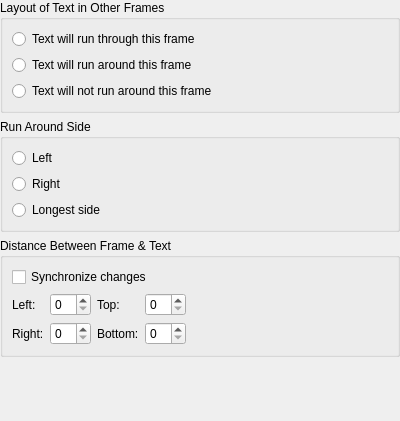
Old version of the form kword/part/dialog/KWFrameRunaroundProperties.ui in the repository KDE/calligra.
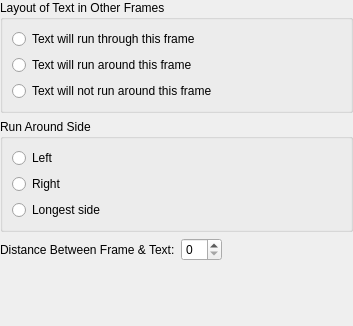
New version of the form.

Commit message: Cleanup the new API for showing config panels during shape-creation. * Add Geometry dialog * Add runaround dialog * Sort the panels to show the best one first (app specified) * Allow better repainting of textshapes

```diff
--- a/kword/part/dialog/KWFrameRunaroundProperties.ui
+++ b/kword/part/dialog/KWFrameRunaroundProperties.ui
@@ -8,8 +8,8 @@
    <rect>
     <x>0</x>
     <y>0</y>
-    <width>400</width>
-    <height>421</height>
+    <width>353</width>
+    <height>326</height>
    </rect>
   </property>
   <property name="windowTitle" >
@@ -95,91 +95,40 @@
     </widget>
    </item>
    <item>
-    <widget class="QGroupBox" name="groupBox_5" >
-     <property name="title" >
-      <string>Distance Between Frame &amp;&amp; Text</string>
-     </property>
-     <layout class="QGridLayout" >
+    <layout class="QHBoxLayout" >
       <property name="margin" >
-       <number>9</number>
+      <number>0</number>
       </property>
       <property name="spacing" >
        <number>6</number>
       </property>
-      <item rowspan="2" row="1" column="4" >
+     <item>
+      <widget class="QLabel" name="label_5" >
+       <property name="text" >
+        <string>Distance Between Frame &amp;&amp; Text:</string>
+       </property>
+       <property name="buddy" >
+        <cstring>distance</cstring>
+       </property>
+      </widget>
+     </item>
+     <item>
+      <widget class="QSpinBox" name="distance" />
+     </item>
+     <item>
        <spacer>
         <property name="orientation" >
          <enum>Qt::Horizontal</enum>
         </property>
         <property name="sizeHint" >
          <size>
-          <width>40</width>
+         <width>20</width>
           <height>20</height>
          </size>
         </property>
        </spacer>
       </item>
-      <item row="1" column="0" >
-       <widget class="QLabel" name="label" >
-        <property name="text" >
-         <string>Left:</string>
-        </property>
-        <property name="buddy" >
-         <cstring>m_distanceLeft</cstring>
-        </property>
-       </widget>
-      </item>
-      <item row="2" column="0" >
-       <widget class="QLabel" name="label_2" >
-        <property name="text" >
-         <string>Right:</string>
-        </property>
-        <property name="buddy" >
-         <cstring>m_distanceRight</cstring>
-        </property>
-       </widget>
-      </item>
-      <item row="1" column="2" >
-       <widget class="QLabel" name="label_3" >
-        <property name="text" >
-         <string>Top:</string>
-        </property>
-        <property name="buddy" >
-         <cstring>m_distanceTop</cstring>
-        </property>
-       </widget>
-      </item>
-      <item row="2" column="2" >
-       <widget class="QLabel" name="label_4" >
-        <property name="text" >
-         <string>Bottom:</string>
-        </property>
-        <property name="buddy" >
-         <cstring>m_distanceBottom</cstring>
-        </property>
-       </widget>
-      </item>
-      <item row="1" column="1" >
-       <widget class="QSpinBox" name="m_distanceLeft" />
-      </item>
-      <item row="2" column="1" >
-       <widget class="QSpinBox" name="m_distanceRight" />
-      </item>
-      <item row="1" column="3" >
-       <widget class="QSpinBox" name="m_distanceTop" />
-      </item>
-      <item row="2" column="3" >
-       <widget class="QSpinBox" name="m_distanceBottom" />
-      </item>
-      <item row="0" column="0" colspan="4" >
-       <widget class="QCheckBox" name="checkBox_2" >
-        <property name="text" >
-         <string>Synchronize changes</string>
-        </property>
-       </widget>
-      </item>
-     </layout>
-    </widget>
+    </layout>
    </item>
    <item>
     <spacer>
@@ -189,7 +138,7 @@
      <property name="sizeHint" >
       <size>
        <width>20</width>
-       <height>40</height>
+       <height>16</height>
       </size>
      </property>
     </spacer>
```
Left out of the diff: 12 changed lines with no effect on the pictures. Lines whose indentation alone changed are shown as unchanged. The commit also changes 28 other files.
